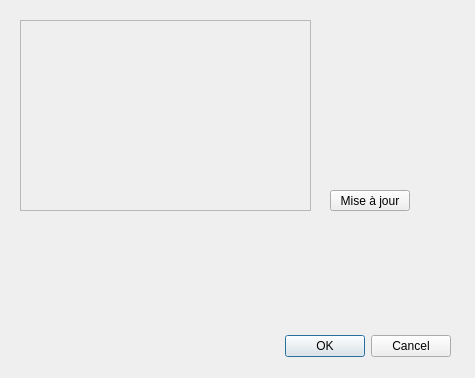
Before: the Qt Designer form AbstractDialog.ui in Henry38/Projet-Image-M1-info, drawn with Qt 5.
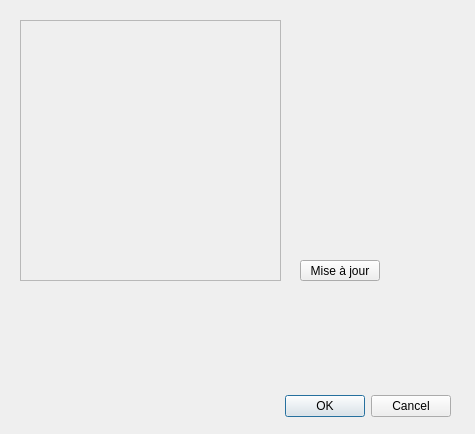
After: the same form once the commit is applied.

Commit message: Correction de la taille fenetre AbstractDialog

Diff of the .ui file:
```diff
--- a/AbstractDialog.ui
+++ b/AbstractDialog.ui
@@ -7,7 +7,7 @@
     <x>0</x>
     <y>0</y>
     <width>475</width>
-    <height>378</height>
+    <height>434</height>
    </rect>
   </property>
   <property name="windowTitle">
@@ -17,7 +17,7 @@
    <property name="geometry">
     <rect>
      <x>110</x>
-     <y>330</y>
+     <y>390</y>
      <width>341</width>
      <height>32</height>
     </rect>
@@ -34,8 +34,8 @@
     <rect>
      <x>20</x>
      <y>20</y>
-     <width>291</width>
-     <height>191</height>
+     <width>261</width>
+     <height>261</height>
     </rect>
    </property>
    <property name="widgetResizable">
@@ -46,8 +46,8 @@
      <rect>
       <x>0</x>
       <y>0</y>
-      <width>289</width>
-      <height>189</height>
+      <width>259</width>
+      <height>259</height>
      </rect>
     </property>
    </widget>
@@ -55,8 +55,8 @@
   <widget class="QPushButton" name="pushButton">
    <property name="geometry">
     <rect>
-     <x>330</x>
-     <y>190</y>
+     <x>300</x>
+     <y>260</y>
      <width>80</width>
      <height>21</height>
     </rect>
```
The commit also changes 2 other files.
